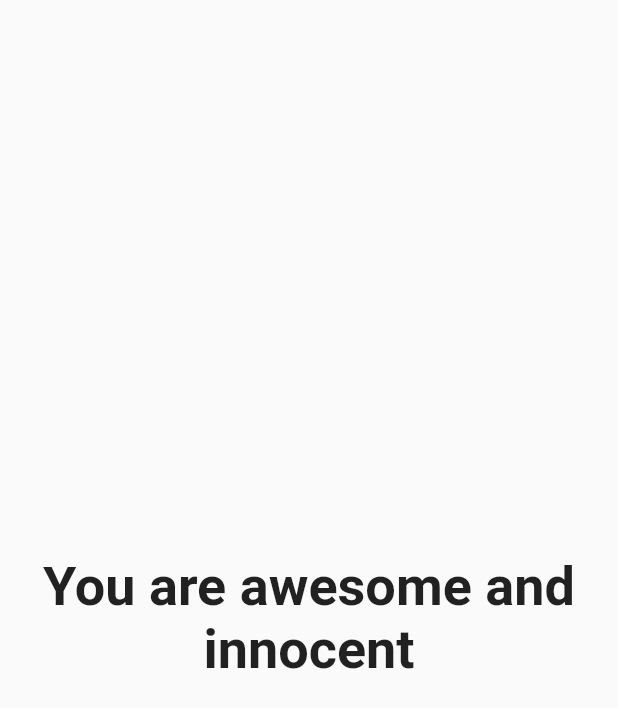
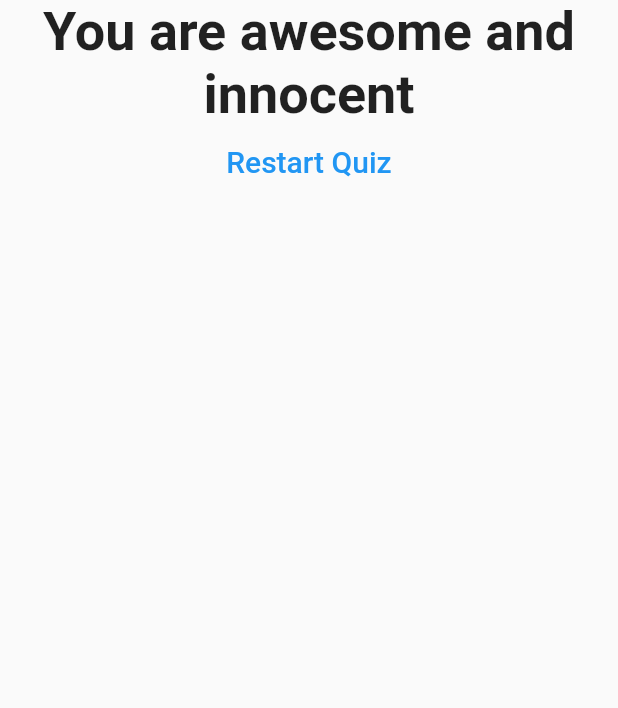
Before and after one commit to abdullah-bd/flutter_complete_guide, a Flutter app: the Result widget shown alone on an empty page, opened directly with empty values, on a phone screen of 412 x 824 dp. Shown: the top 708 px of the screen. Run offline on Flutter 3.47's test engine with Material 2 defaults, Android fonts, the phone set to English and light mode, and no system bars.

```diff
--- a/lib/result.dart
+++ b/lib/result.dart
@@ -2,8 +2,9 @@ import 'package:flutter/material.dart';
 
 class Result extends StatelessWidget {
   final int resultScore;
+  final Function resetQuiz;
 
-  Result(this.resultScore);
+  Result(this.resultScore, this.resetQuiz);
 
   String get resultPhase {
     if (resultScore <= 8) {
@@ -20,10 +21,22 @@ class Result extends StatelessWidget {
   @override
   Widget build(BuildContext context) {
     return Center(
-      child: Text(
-        resultPhase,
-        style: TextStyle(fontSize: 36, fontWeight: FontWeight.bold),
-        textAlign: TextAlign.center,
+      child: Column(
+        children: [
+          Text(
+            resultPhase,
+            style: TextStyle(fontSize: 36, fontWeight: FontWeight.bold),
+            textAlign: TextAlign.center,
+          ),
+          FlatButton(
+            child: Text(
+              "Restart Quiz",
+              style: TextStyle(fontSize: 20),
+            ),
+            textColor: Colors.blue,
+            onPressed: () => resetQuiz(),
+          ),
+        ],
       ),
     );
   }
```
Also changed, not shown: lib/main.dart (+8 -1 lines).
